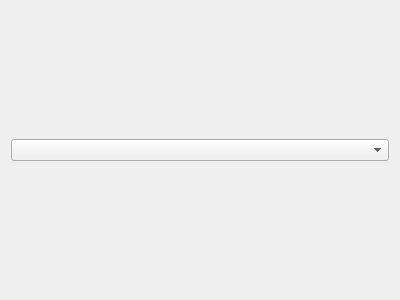
This is obslight/ObsLightGui/ui/wizard_chooseTarget.ui in ronan22/obs-light as Qt 5 draws it before an edit. The edited form follows.
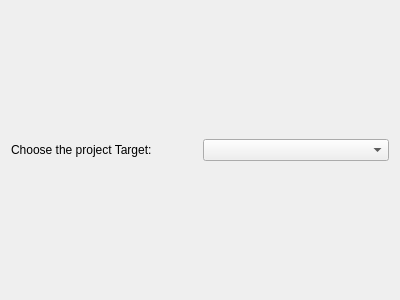
This is the edited form.

Diff of the .ui file:
```diff
--- a/obslight/ObsLightGui/ui/wizard_chooseTarget.ui
+++ b/obslight/ObsLightGui/ui/wizard_chooseTarget.ui
@@ -22,11 +22,15 @@
   <property name="subTitle">
    <string>Choose a target for the project.</string>
   </property>
-  <attribute name="pageId">
-   <string notr="true">6</string>
-  </attribute>
-  <layout class="QVBoxLayout" name="verticalLayout">
-   <item>
+  <layout class="QGridLayout" name="gridLayout">
+   <item row="0" column="0">
+    <widget class="QLabel" name="label">
+     <property name="text">
+      <string>Choose the project Target:</string>
+     </property>
+    </widget>
+   </item>
+   <item row="0" column="1">
     <widget class="QComboBox" name="targetComboBox"/>
    </item>
   </layout>
```
